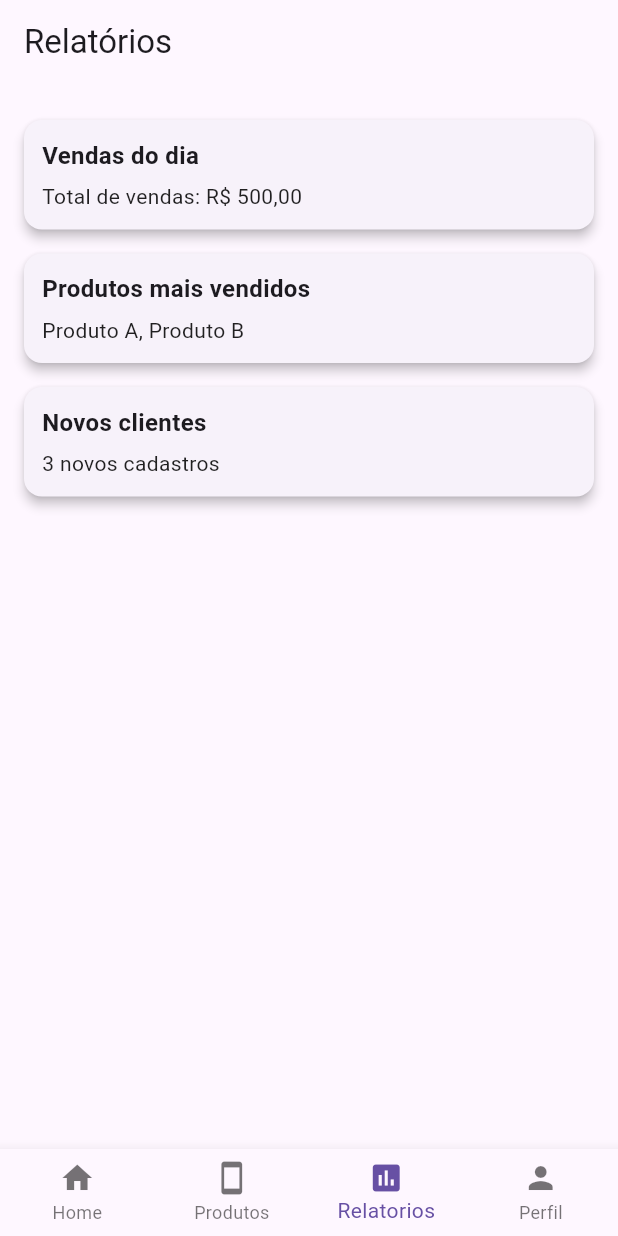
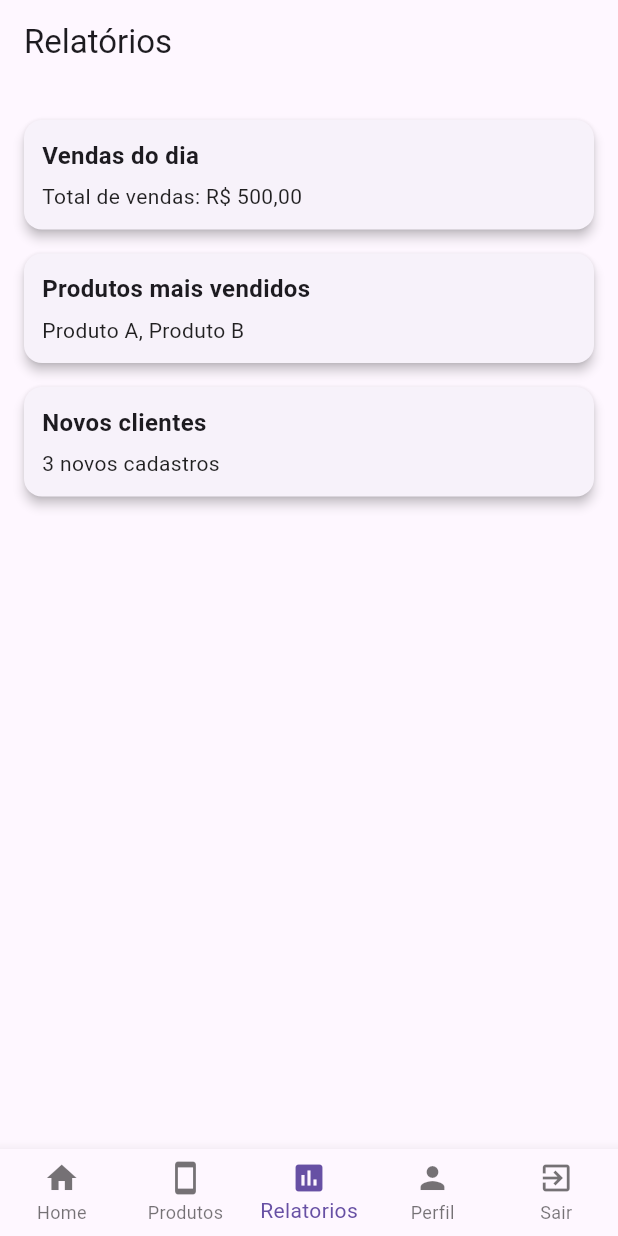
Before and after one commit to eiJack/mobile-II, a Flutter app: the Homescreen screen opened directly, item 3 of the bottom bar chosen, on a phone screen of 412 x 824 dp. Run offline on Flutter 3.47's test engine with Material 3 defaults, Android fonts, the phone set to English and light mode, and no system bars; our stand-ins replace image_picker, shared_preferences; missing offline and left inert: mobile_scanner; accounts and stored records are empty; network calls fail.

Commit message:
Update homeScreen.dart
adicionando alteração - botao de sair

```diff
--- a/aula02/lib/screen/homeScreen.dart
+++ b/aula02/lib/screen/homeScreen.dart
@@ -67,6 +67,11 @@ class _HomescreenState extends State<Homescreen> {
             label: 'Perfil',
             backgroundColor: Colors.blue,
           ),
+          BottomNavigationBarItem(
+            icon: Icon(Icons.exit_to_app),
+            label: 'Sair',
+            backgroundColor: Colors.blue,
+          ),
         ],
       ),
     );
```
